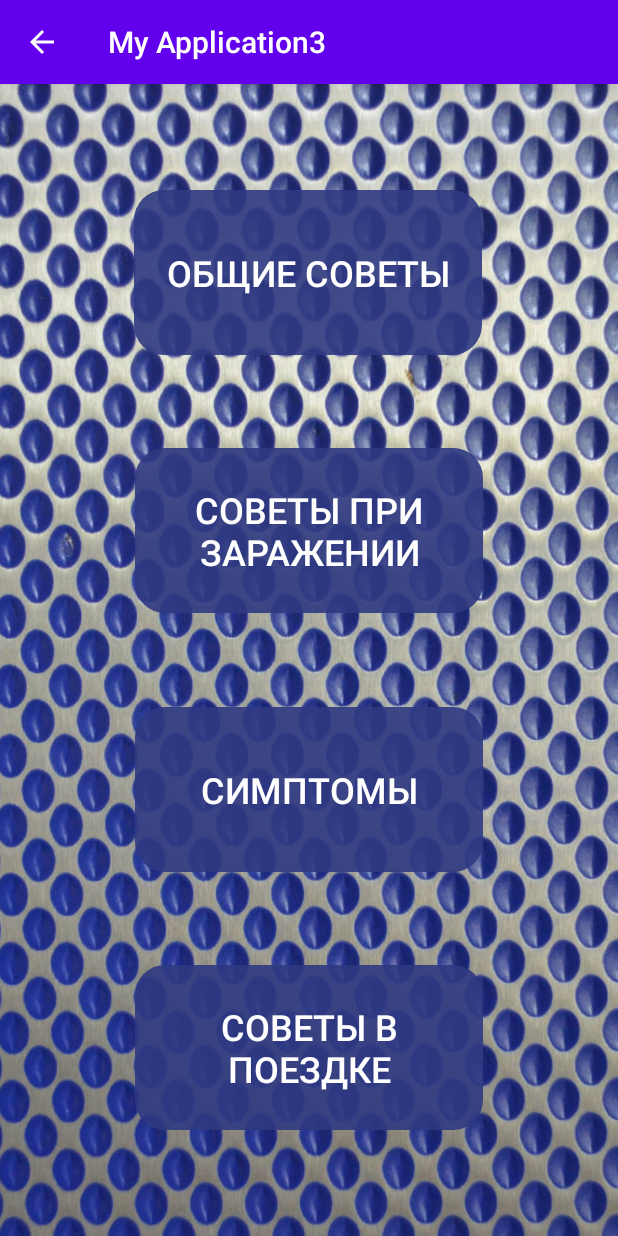
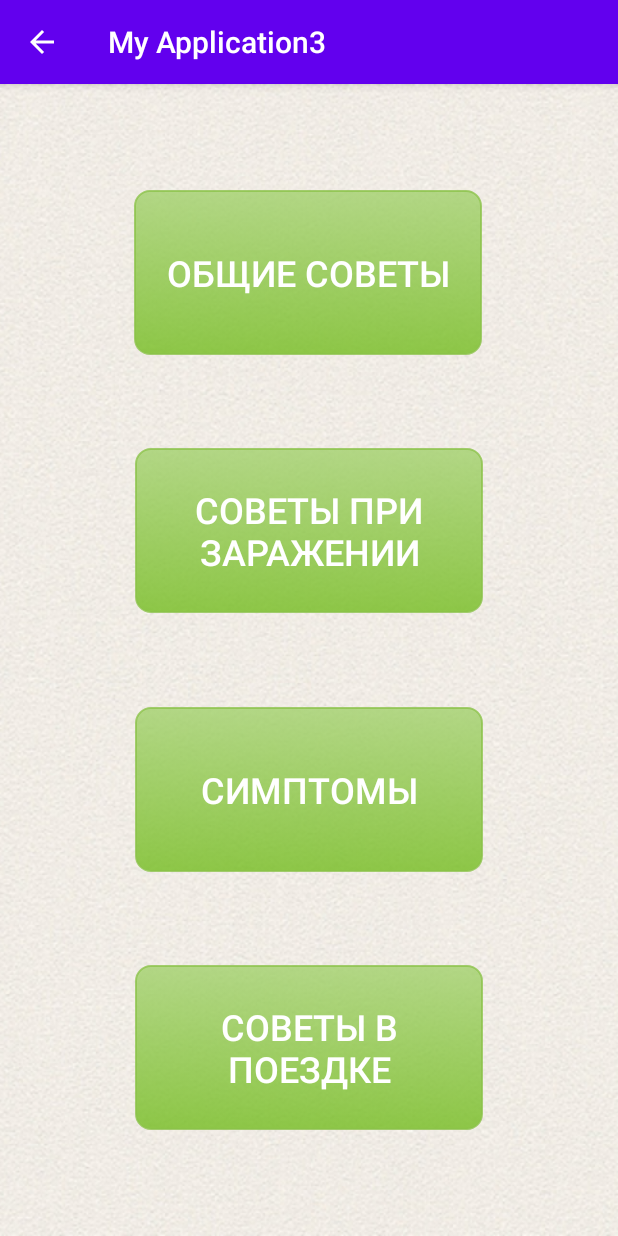
Before and after one commit to olli2017/CoronaNotification, an Android app: the DisplayInfoActivity screen opened directly, with no data from a screen before it, on a phone screen of 412 x 824 dp. Run offline under Robolectric (Android 15) with nearby library versions, the phone set to English and light mode, and no system bars.

Commit message:
change buttons on other screens

```diff
--- a/MyApplication3/app/src/main/res/layout/activity_display_info.xml
+++ b/MyApplication3/app/src/main/res/layout/activity_display_info.xml
@@ -8,7 +8,7 @@
     <ImageView
         android:layout_width="match_parent"
         android:layout_height="match_parent"
-        android:src="@drawable/fon_info"
+        android:src="@drawable/main_back3"
         android:scaleType="centerCrop"/>
     <Button
         android:id="@+id/button4"
@@ -17,9 +17,8 @@
         android:layout_marginTop="16dp"
         android:layout_marginBottom="16dp"
         android:onClick="openSymptomsAdvice"
-        android:background="@drawable/bg_rounded"
-        android:backgroundTint="#E52F3982"
-        android:textColor="#FFFFFF"
+        android:background="@drawable/mybutton"
+        android:textColor="@color/cardview_light_background"
         android:textSize="24sp"
         android:text="@string/symptoms"
         app:layout_constraintBottom_toTopOf="@+id/button2"
@@ -35,9 +34,8 @@
         android:layout_marginTop="16dp"
         android:layout_marginBottom="40dp"
         android:onClick="openTripAdvice"
-        android:background="@drawable/bg_rounded"
-        android:backgroundTint="#E52F3982"
-        android:textColor="#FFFFFF"
+        android:background="@drawable/mybutton"
+        android:textColor="@color/cardview_light_background"
         android:textSize="24sp"
         android:text="@string/trip_advice"
         app:layout_constraintBottom_toBottomOf="parent"
@@ -53,9 +51,8 @@
         android:layout_marginTop="16dp"
         android:layout_marginBottom="16dp"
         android:onClick="openInfectionAdvice"
-        android:background="@drawable/bg_rounded"
-        android:backgroundTint="#E52F3982"
-        android:textColor="#FFFFFF"
+        android:background="@drawable/mybutton"
+        android:textColor="@color/cardview_light_background"
         android:textSize="24sp"
         android:text="@string/trip_infection"
         app:layout_constraintBottom_toTopOf="@+id/button4"
@@ -71,9 +68,8 @@
         android:layout_marginTop="40dp"
         android:layout_marginBottom="16dp"
         android:onClick="openCommonAdvice"
-        android:background="@drawable/bg_rounded"
-        android:backgroundTint="#E52F3982"
-        android:textColor="#FFFFFF"
+        android:background="@drawable/mybutton"
+        android:textColor="@color/cardview_light_background"
         android:textSize="24sp"
         android:text="@string/open_advice"
         app:layout_constraintBottom_toTopOf="@+id/button3"
```
Also changed, not shown: MyApplication3/app/src/main/res/layout/activity_notification_settings.xml (+6 -9 lines).
